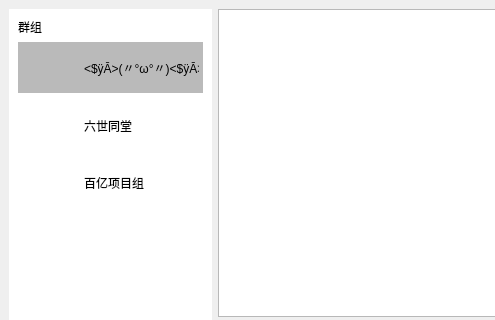
Old version of the form client/src/ui/qt_file/MainWindow_ui.ui in the repository Executioner2/zhuan-zhou; both pictures show x 0 to 495 and y 0 to 320 of the 667 by 454 pixel window.
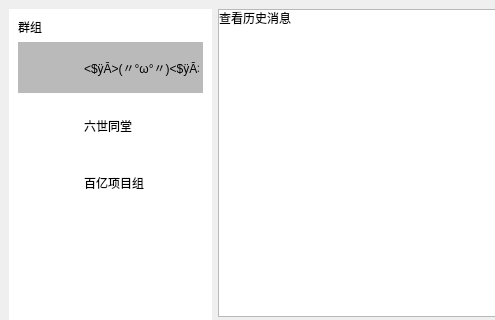
New version of the form. Icons and pictures are not drawn.

The edit to the form file:
```diff
--- a/client/src/ui/qt_file/MainWindow_ui.ui
+++ b/client/src/ui/qt_file/MainWindow_ui.ui
@@ -416,6 +416,25 @@
              <property name="sizeConstraint">
               <enum>QLayout::SetFixedSize</enum>
              </property>
+             <item>
+              <widget class="QLabel" name="msgHistoryLabel">
+               <property name="enabled">
+                <bool>true</bool>
+               </property>
+               <property name="maximumSize">
+                <size>
+                 <width>16777215</width>
+                 <height>16</height>
+                </size>
+               </property>
+               <property name="text">
+                <string>查看历史消息</string>
+               </property>
+               <property name="alignment">
+                <set>Qt::AlignCenter</set>
+               </property>
+              </widget>
+             </item>
             </layout>
            </widget>
           </widget>
```
Left out of the diff: 7 changed lines with no effect on the pictures.
